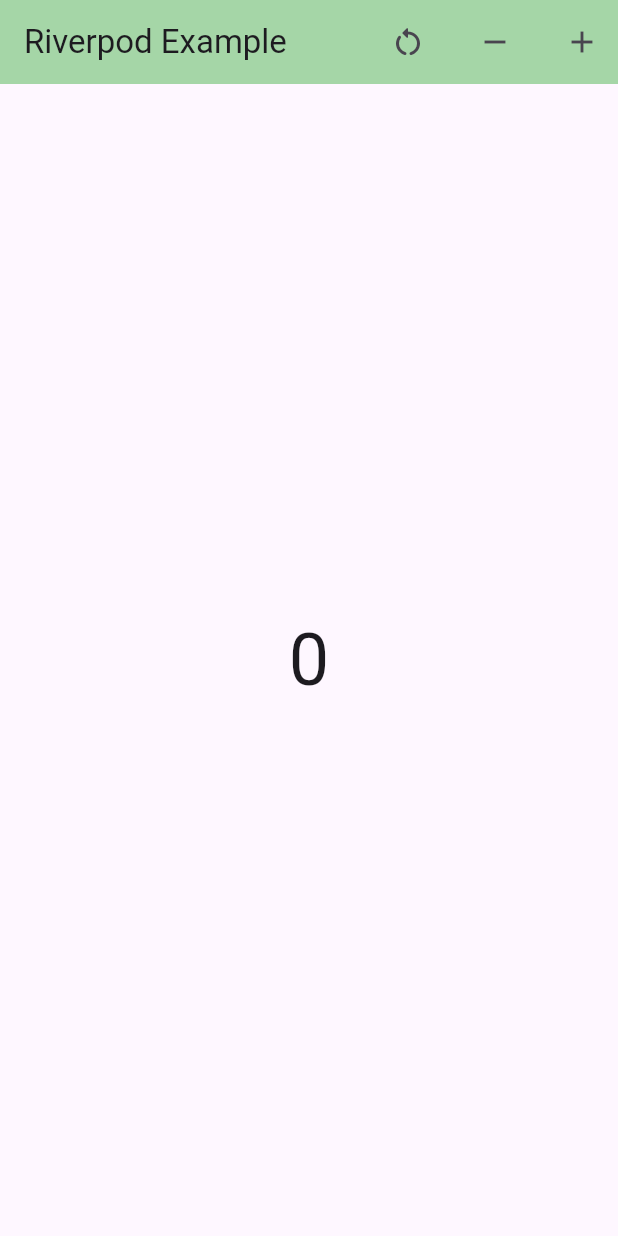
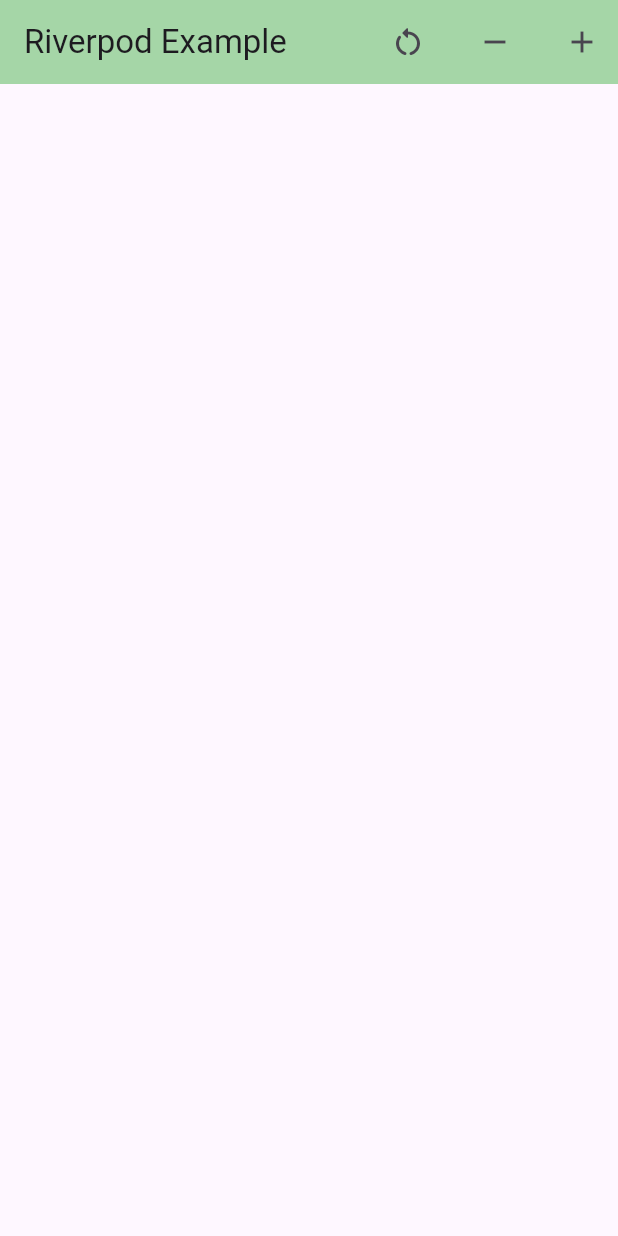
Before and after one commit to symbolisticism/flutter_riverpod_example, a Flutter app: the screen it shows after launch, after a tap on the "restart alt" icon, on a phone screen of 412 x 824 dp. Run offline on Flutter 3.47's test engine with Material 2 defaults, Android fonts, the phone set to English and light mode, and no system bars; our stand-ins replace flutter_riverpod.

Commit message:
added comments where users should implement

```diff
--- a/lib/main.dart
+++ b/lib/main.dart
@@ -5,12 +5,10 @@ import 'package:riverpod_example/providers/numbers_provider.dart';
 void main() {
   runApp(
     // add ProviderScope
-    ProviderScope(
-      child: MaterialApp(
-        home: const MyApp(),
-        theme: ThemeData.light(
-          useMaterial3: true,
-        ),
+    MaterialApp(
+      home: const MyApp(),
+      theme: ThemeData.light(
+        useMaterial3: true,
       ),
     ),
   );
@@ -27,26 +25,25 @@ class _MyAppState extends ConsumerState<MyApp> {
   @override
   Widget build(BuildContext context) {
     // add reference to provider state
-    final number = ref.watch(numberProvider);
+
     // add reference to notifier in order to access functions
-    final provider = ref.watch(numberProvider.notifier);
+
     return Scaffold(
       appBar: AppBar(
         title: const Text('Riverpod Example'),
         actions: [
           IconButton(
-            onPressed: provider.reset, // call 'subtract' function from notifier
+            onPressed: () {}, // call 'subtract' function from notifier
             icon: const Icon(Icons.restart_alt_rounded),
           ),
           const SizedBox(width: 10),
           IconButton(
-            onPressed:
-                provider.subtract, // call 'subtract' function from notifier
+            onPressed: () {}, // call 'subtract' function from notifier
             icon: const Icon(Icons.remove),
           ),
           const SizedBox(width: 10),
           IconButton(
-            onPressed: provider.add, // call 'add' function from notifier
+            onPressed: () {}, // call 'add' function from notifier
             icon: const Icon(Icons.add),
           ),
         ],
@@ -55,7 +52,7 @@ class _MyAppState extends ConsumerState<MyApp> {
       body: Center(
         child: Text(
           // put your reference to the provider here - don't forget to add .toString() on the end
-          number.toString(),
+          '',
           style: const TextStyle(fontSize: 48),
         ),
       ),
--- a/lib/providers/numbers_provider.dart
+++ b/lib/providers/numbers_provider.dart
@@ -4,19 +4,11 @@ class NumberNotifier extends StateNotifier<int> {
   NumberNotifier() : super(0);
 
   // add 1 to the current state
-  void add() {
-    state = state + 1;
-  }
 
   // subtract 1 from the current state
-  void subtract() {
-    state = state - 1;
-  }
 
   // reset the number back to 0
-  void reset() {
-    state = 0;
-  }
+
 }
 
 final numberProvider =
```
